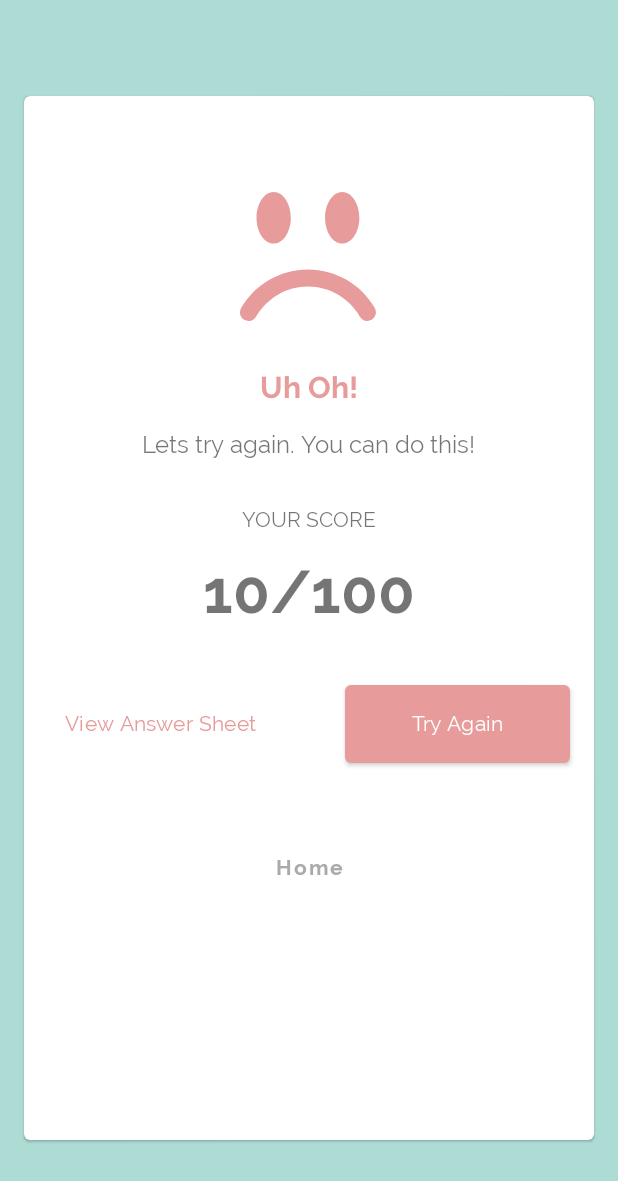
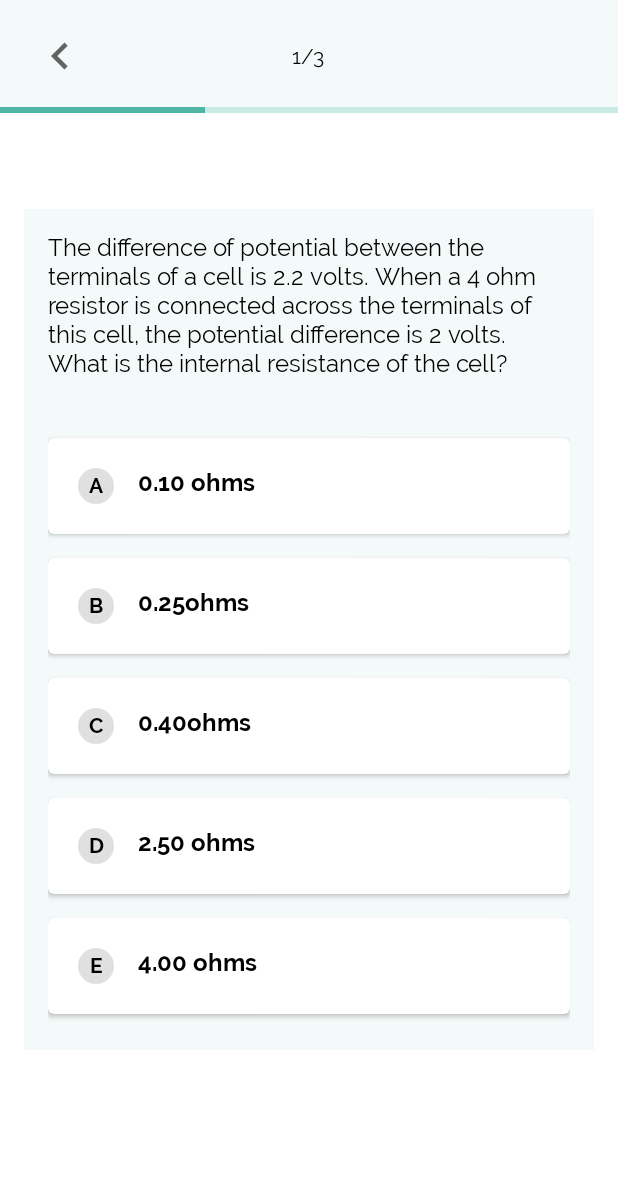
Before and after one commit to TobiAlbert/Prepsy, an Android app: the screen it shows after launch (HomeActivity), after a tap on "VIEW QUESTIONS", on a phone screen of 412 x 824 dp. Shown: the top 1181 px of the screen. Run offline under Robolectric (Android 15) with nearby library versions, the phone set to English and light mode, and no system bars.

Commit message:
Feat: Create UI for Question Page.

```diff
--- a/app/build.gradle
+++ b/app/build.gradle
@@ -1,6 +1,7 @@
 plugins {
     id 'com.android.application'
     id 'kotlin-android'
+    id 'kotlin-android-extensions'
 }
 
 android {
@@ -51,4 +52,7 @@ dependencies {
     // android jetpack navigation
     implementation "androidx.navigation:navigation-fragment-ktx:$jetpackNavigation"
     implementation "androidx.navigation:navigation-ui-ktx:$jetpackNavigation"
+
+    // view pager 2
+    implementation "androidx.viewpager2:viewpager2:$viewPager2"
 }
--- a/app/src/main/java/app/prepsy/ui/HomeFragment.kt
+++ b/app/src/main/java/app/prepsy/ui/HomeFragment.kt
@@ -71,7 +71,7 @@ class HomeFragment : Fragment() {
         }
 
         binding.viewQuestionsBtn.setOnClickListener {
-            findNavController().navigate(R.id.action_homeFragment_to_resultFragment)
+            findNavController().navigate(R.id.action_homeFragment_to_questionPageFragment)
         }
     }
 
--- /dev/null
+++ b/app/src/main/java/app/prepsy/ui/models/Question.kt
@@ -0,0 +1,74 @@
+package app.prepsy.ui.models
+
+import android.os.Parcelable
+import kotlinx.android.parcel.Parcelize
+
+@Parcelize
+data class Option(
+    val alphabet: String,
+    val text: String
+): Parcelable
+
+@Parcelize
+data class Question(
+    val text: String,
+    val options: List<Option>,
+    val answer: Option
+): Parcelable
+
+val answerOption1 = Option("A", "0.10 ohms")
+val answerOption2 = Option("C", "40%")
+val answerOption3 = Option("D", "Bulb is high densityand the bore islarge.")
+
+val questions = listOf(
+    Question(
+        "The difference of potential between the terminals of a cell is 2.2 volts. " +
+                "When a 4 ohm resistor is connected across the terminals of this cell, the " +
+                "potential difference is 2 volts. What is the internal " +
+                "resistance of the cell?",
+        options = listOf(
+            answerOption1,
+            Option(
+                "B",
+                "0.25ohms"
+            ),
+            Option(
+                "C",
+                "0.40ohms"
+            ),
+            Option(
+                "D",
+                "2.50 ohms"
+            ),
+            Option(
+                "E",
+                "4.00 ohms"
+            )
+        ),
+        answer = answerOption1
+    ),
+    Question(
+        "A machine has a velocity ratio of 5. It requires a " +
+                "50kg weight to overcome a 200kg weight. The " +
+                "efficiency is",
+        options = listOf(
+            Option("A", "4%"),
+            Option("B", "5%"),
+            answerOption2,
+            Option("D", "50%"),
+            Option("E", "80%")
+        ),
+        answer = answerOption2
+    ),
+    Question(
+        "A short response time is obtained in a liquid-in-glass thermometer when the",
+        options = listOf(
+            Option("A", "Bulb is large and thick-walled."),
+            Option("B", "Stem is long and thin."),
+            Option("C", "Bulb is small and thick-walled."),
+            answerOption3,
+            Option("E", "Bulb is thin-walled and the liquid is a good conductor of heat.")
+        ),
+        answer = answerOption3
+    )
+)
--- /dev/null
+++ b/app/src/main/java/app/prepsy/ui/questions/QuestionFragment.kt
@@ -0,0 +1,58 @@
+package app.prepsy.ui.questions
+
+import android.os.Bundle
+import android.view.LayoutInflater
+import android.view.View
+import android.view.ViewGroup
+import androidx.fragment.app.Fragment
+import androidx.recyclerview.widget.LinearLayoutManager
+import app.prepsy.databinding.FragmentQuestionBinding
+import app.prepsy.ui.models.Question
+import app.prepsy.ui.questions.adapters.OptionAdapter
+
+// the fragment initialization parameters, e.g. ARG_ITEM_NUMBER
+private const val ARG_PARAM1 = "param1"
+
+class QuestionFragment : Fragment() {
+    private var _binding: FragmentQuestionBinding? = null
+    private val binding get() = _binding!!
+
+    override fun onCreateView(
+        inflater: LayoutInflater, container: ViewGroup?,
+        savedInstanceState: Bundle?
+    ): View? {
+        _binding = FragmentQuestionBinding.inflate(inflater, container, false)
+        return binding.root
+    }
+
+    override fun onViewCreated(view: View, savedInstanceState: Bundle?) {
+        super.onViewCreated(view, savedInstanceState)
+        arguments?.takeIf { it.containsKey(ARG_PARAM1) }?.apply {
+            val question = this.getParcelable<Question>(ARG_PARAM1) ?: return@apply
+
+            // setup the ui
+            binding.questionText.text = question.text
+            binding.optionsRv.apply {
+                adapter = OptionAdapter(question.options)
+                layoutManager = LinearLayoutManager(requireContext())
+                setHasFixedSize(true)
+            }
+        }
+    }
+
+    override fun onDestroyView() {
+        super.onDestroyView()
+        _binding = null
+    }
+
+    companion object {
+        @JvmStatic
+        fun newInstance(question: Question): QuestionFragment  {
+            val fragment = QuestionFragment()
+            val bundle = Bundle().apply { putParcelable(ARG_PARAM1, question) }
+            fragment.arguments = bundle
+            return fragment
+        }
+    }
+
+}
--- /dev/null
+++ b/app/src/main/java/app/prepsy/ui/questions/QuestionPageFragment.kt
@@ -0,0 +1,55 @@
+package app.prepsy.ui.questions
+
+import android.os.Bundle
+import android.view.LayoutInflater
+import android.view.View
+import android.view.ViewGroup
+import androidx.core.content.ContextCompat
+import androidx.fragment.app.Fragment
+import androidx.navigation.fragment.findNavController
+import app.prepsy.R
+import app.prepsy.databinding.FragmentQuestionPageBinding
+import app.prepsy.ui.models.questions
+import app.prepsy.ui.questions.adapters.QuestionPageAdapter
+import app.prepsy.utils.onPageSelected
+
+class QuestionPageFragment : Fragment() {
+    private var _binding: FragmentQuestionPageBinding? = null
+    private val binding get() = _binding!!
+
+    override fun onCreateView(
+        inflater: LayoutInflater, container: ViewGroup?,
+        savedInstanceState: Bundle?
+    ): View? {
+        _binding = FragmentQuestionPageBinding.inflate(inflater, container, false)
+        return binding.root
+    }
+
+    override fun onViewCreated(view: View, savedInstanceState: Bundle?) {
+        requireActivity().window.statusBarColor =
+            ContextCompat.getColor(requireContext(), R.color.question_background)
+
+        val questionPageAdapter = QuestionPageAdapter(this@QuestionPageFragment, questions)
+        val numOfQuestions = questions.size
+        binding.questionProgressIndicator.max = numOfQuestions
+
+        binding.questionsViewPager.adapter = questionPageAdapter
+        binding.questionsViewPager.onPageSelected { position: Int ->
+            val currentQuestionIndex = position + 1
+            binding.questionProgressIndicator.progress = currentQuestionIndex
+            binding.questionNumber.text =
+                getString(R.string.page_question_number, currentQuestionIndex, numOfQuestions)
+        }
+
+        binding.homeBackBtn.setOnClickListener {
+            findNavController().navigate(
+                R.id.action_questionPageFragment_to_homeFragment
+            )
+        }
+    }
+
+    override fun onDestroyView() {
+        super.onDestroyView()
+        _binding = null
+    }
+}
--- /dev/null
+++ b/app/src/main/java/app/prepsy/ui/questions/adapters/OptionAdapter.kt
@@ -0,0 +1,20 @@
+package app.prepsy.ui.questions.adapters
+
+import android.view.LayoutInflater
+import android.view.ViewGroup
+import androidx.recyclerview.widget.RecyclerView
+import app.prepsy.databinding.ListItemQuestionOptionsBinding
+import app.prepsy.ui.models.Option
+
+class OptionAdapter(private val options: List<Option>) : RecyclerView.Adapter<OptionViewHolder>() {
+
+    override fun onCreateViewHolder(parent: ViewGroup, viewType: Int): OptionViewHolder {
+        val inflater = LayoutInflater.from(parent.context)
+        val binding = ListItemQuestionOptionsBinding.inflate(inflater, parent, false)
+        return OptionViewHolder(binding)
+    }
+
+    override fun getItemCount(): Int = options.size
+
+    override fun onBindViewHolder(holder: OptionViewHolder, position: Int) = holder.bind(options[position])
+}
--- /dev/null
+++ b/app/src/main/java/app/prepsy/ui/questions/adapters/OptionViewHolder.kt
@@ -0,0 +1,16 @@
+package app.prepsy.ui.questions.adapters
+
+import androidx.recyclerview.widget.RecyclerView
+import app.prepsy.databinding.ListItemQuestionOptionsBinding
+import app.prepsy.ui.models.Option
+
+class OptionViewHolder(
+    private val binding: ListItemQuestionOptionsBinding
+) : RecyclerView.ViewHolder(binding.root) {
+
+    fun bind(option: Option) = with(binding) {
+        questionOptionAlphabet.text = option.alphabet
+        questionOptionText.text = option.text
+        Unit
+    }
+}
--- /dev/null
+++ b/app/src/main/java/app/prepsy/ui/questions/adapters/QuestionPageAdapter.kt
@@ -0,0 +1,18 @@
+package app.prepsy.ui.questions.adapters
+
+import android.util.Log
+import androidx.fragment.app.Fragment
+import androidx.viewpager2.adapter.FragmentStateAdapter
+import app.prepsy.ui.models.Question
+import app.prepsy.ui.questions.QuestionFragment
+
+class QuestionPageAdapter(fragment: Fragment, private val questions: List<Question>) : FragmentStateAdapter(fragment) {
+
+    override fun getItemCount(): Int = questions.size
+
+    override fun createFragment(position: Int): Fragment {
+        Log.i("QuestionPageAdapter", "Creating fragment at position: $position")
+        return QuestionFragment.newInstance(questions[position])
+    }
+
+}
--- a/app/src/main/java/app/prepsy/utils/Ext.kt
+++ b/app/src/main/java/app/prepsy/utils/Ext.kt
@@ -2,9 +2,26 @@ package app.prepsy.utils
 
 import android.content.Context
 import android.content.Intent
+import androidx.annotation.ColorRes
 import androidx.appcompat.app.AppCompatActivity
+import androidx.core.content.ContextCompat
+import androidx.fragment.app.Fragment
+import androidx.viewpager2.widget.ViewPager2
 
 // Activity / Context Extensions
 inline fun <reified T: AppCompatActivity> Context.startActivity() {
     this.startActivity(Intent(this, T::class.java))
 }
+
+fun Fragment.getColorCompat(@ColorRes color: Int) = this.requireContext().getColorCompat(color)
+fun Context.getColorCompat(@ColorRes color: Int) = ContextCompat.getColor(this, color)
+
+// View Pager Extensions
+fun ViewPager2.onPageSelected(callback: (position: Int) -> Unit) {
+    this.registerOnPageChangeCallback(object: ViewPager2.OnPageChangeCallback() {
+        override fun onPageSelected(position: Int) {
+            super.onPageSelected(position)
+            callback(position)
+        }
+    })
+}
--- /dev/null
+++ b/app/src/main/res/drawable/ic_arrow_left.xml
@@ -0,0 +1,10 @@
+<vector xmlns:android="http://schemas.android.com/apk/res/android"
+    android:width="24dp"
+    android:height="24dp"
+    android:viewportWidth="24"
+    android:viewportHeight="24"
+    android:tint="?attr/colorControlNormal">
+  <path
+      android:fillColor="@android:color/white"
+      android:pathData="M15.41,7.41L14,6l-6,6 6,6 1.41,-1.41L10.83,12z"/>
+</vector>
--- /dev/null
+++ b/app/src/main/res/drawable/question_option_background.xml
@@ -0,0 +1,14 @@
+<?xml version="1.0" encoding="utf-8"?>
+<shape
+    xmlns:android="http://schemas.android.com/apk/res/android"
+    android:shape="rectangle">
+
+    <corners android:radius="12dp"/>
+
+    <size
+        android:width="24dp"
+        android:height="24dp"/>
+
+    <solid android:color="@color/options_alphabet_background"/>
+
+</shape>
--- /dev/null
+++ b/app/src/main/res/layout/fragment_question.xml
@@ -0,0 +1,31 @@
+<?xml version="1.0" encoding="utf-8"?>
+<LinearLayout
+    xmlns:android="http://schemas.android.com/apk/res/android"
+    xmlns:tools="http://schemas.android.com/tools"
+    android:layout_width="match_parent"
+    android:layout_height="wrap_content"
+    android:background="@color/question_background"
+    android:orientation="vertical"
+    android:layout_marginStart="@dimen/activity_vertical_margin"
+    android:layout_marginEnd="@dimen/activity_vertical_margin"
+    android:layout_marginBottom="@dimen/activity_vertical_margin"
+    android:layout_marginTop="@dimen/question_margin_top"
+    android:padding="@dimen/question_padding"
+    tools:context=".ui.questions.QuestionFragment">
+
+    <TextView
+        android:id="@+id/questionText"
+        android:layout_width="match_parent"
+        android:layout_height="wrap_content"
+        android:textSize="16sp"
+        android:textColor="@color/black"
+        tools:text="A short response time is obtained in a liquid-in-glass thermometer when the"/>
+
+    <androidx.recyclerview.widget.RecyclerView
+        android:id="@+id/optionsRv"
+        android:layout_marginTop="32dp"
+        android:layout_width="match_parent"
+        android:layout_height="wrap_content"
+        tools:listitem="@layout/list_item_question_options"
+        tools:itemCount="4"/>
+</LinearLayout>
--- /dev/null
+++ b/app/src/main/res/layout/fragment_question_page.xml
@@ -0,0 +1,56 @@
+<?xml version="1.0" encoding="utf-8"?>
+<LinearLayout xmlns:android="http://schemas.android.com/apk/res/android"
+    xmlns:tools="http://schemas.android.com/tools"
+    android:layout_width="match_parent"
+    android:layout_height="match_parent"
+    xmlns:app="http://schemas.android.com/apk/res-auto"
+    android:orientation="vertical"
+    tools:context=".ui.questions.QuestionPageFragment">
+
+    <RelativeLayout
+        android:layout_width="match_parent"
+        android:background="@color/question_background"
+        android:layout_height="75dp">
+
+        <ImageView
+            android:id="@+id/homeBackBtn"
+            android:layout_width="48dp"
+            android:layout_height="48dp"
+            android:padding="6dp"
+            android:layout_marginStart="16dp"
+            android:layout_centerVertical="true"
+            android:background="?attr/selectableItemBackgroundBorderless"
+            android:clickable="true"
+            android:contentDescription="@string/go_back_to_home_screen"
+            android:src="@drawable/ic_arrow_left"
+            android:focusable="true" />
+
+        <TextView
+            android:id="@+id/questionNumber"
+            android:layout_width="wrap_content"
+            android:layout_height="wrap_content"
+            android:layout_centerInParent="true"
+            android:textColor="@color/black"
+            tools:text="23/40"/>
+
+        <com.google.android.material.progressindicator.LinearProgressIndicator
+            android:id="@+id/questionProgressIndicator"
+            android:layout_width="match_parent"
+            android:layout_height="wrap_content"
+            android:indeterminate="false"
+            app:indicatorColor="@color/question_progress_indicator"
+            android:layout_alignParentBottom="true"
+            tools:progress="23"
+            tools:max="40"/>
+
+    </RelativeLayout>
+
+    <androidx.viewpager2.widget.ViewPager2
+        android:id="@+id/questionsViewPager"
+        android:layout_marginStart="@dimen/activity_vertical_margin"
+        android:layout_marginEnd="@dimen/activity_vertical_margin"
+        android:layout_marginTop="@dimen/question_margin_top"
+        android:layout_width="match_parent"
+        android:layout_height="wrap_content"
+        tools:context=".ui.questions.QuestionPageFragment"/>
+</LinearLayout>
--- /dev/null
+++ b/app/src/main/res/layout/list_item_question_options.xml
@@ -0,0 +1,40 @@
+<?xml version="1.0" encoding="utf-8"?>
+<androidx.cardview.widget.CardView
+    xmlns:android="http://schemas.android.com/apk/res/android"
+    xmlns:tools="http://schemas.android.com/tools"
+    android:layout_width="match_parent"
+    xmlns:app="http://schemas.android.com/apk/res-auto"
+    android:background="@color/white"
+    android:layout_marginBottom="8dp"
+    android:layout_marginTop="8dp"
+    android:orientation="vertical"
+    android:layout_height="wrap_content"
+    app:cardCornerRadius="4dp">
+
+    <RelativeLayout
+        android:padding="20dp"
+        android:layout_width="match_parent"
+        android:layout_height="wrap_content">
+
+        <TextView
+            android:id="@+id/questionOptionAlphabet"
+            android:layout_width="wrap_content"
+            android:layout_height="wrap_content"
+            android:textStyle="bold"
+            android:gravity="center"
+            android:background="@drawable/question_option_background"
+            android:textColor="@color/black"
+            tools:text="A"/>
+
+        <TextView
+            android:id="@+id/questionOptionText"
+            android:layout_toEndOf="@+id/questionOptionAlphabet"
+            android:layout_marginStart="16dp"
+            android:layout_width="wrap_content"
+            android:layout_height="wrap_content"
+            android:textSize="16sp"
+            android:textColor="@color/black"
+            android:textStyle="bold"
+            tools:text="Bulb is thin-walled and the liquid is a good conductor of heat."/>
+    </RelativeLayout>
+</androidx.cardview.widget.CardView>
--- a/app/src/main/res/navigation/nav_graph.xml
+++ b/app/src/main/res/navigation/nav_graph.xml
@@ -10,8 +10,8 @@
         android:name="app.prepsy.ui.HomeFragment"
         android:label="HomeFragment" >
         <action
-            android:id="@+id/action_homeFragment_to_resultFragment"
-            app:destination="@id/resultFragment" />
+            android:id="@+id/action_homeFragment_to_questionPageFragment"
+            app:destination="@id/questionPageFragment" />
     </fragment>
     <fragment
         android:id="@+id/resultFragment"
@@ -30,4 +30,16 @@
         android:name="app.prepsy.ui.answers.AnswerFragment"
         android:label="fragment_answer"
         tools:layout="@layout/fragment_answer" />
+    <fragment
+        android:id="@+id/questionPageFragment"
+        android:name="app.prepsy.ui.questions.QuestionPageFragment"
+        android:label="fragment_question_page"
+        tools:layout="@layout/fragment_question_page" >
+        <action
+            android:id="@+id/action_questionPageFragment_to_resultFragment"
+            app:destination="@id/resultFragment" />
+        <action
+            android:id="@+id/action_questionPageFragment_to_homeFragment"
+            app:destination="@id/homeFragment" />
+    </fragment>
 </navigation>
--- a/app/src/main/res/values/colors.xml
+++ b/app/src/main/res/values/colors.xml
@@ -9,8 +9,11 @@
     <color name="white">#FFFFFFFF</color>
 
     <color name="button_green">#4FB5A4</color>
+    <color name="question_progress_indicator">#4FB5A4</color>
     <color name="button_red">#E79B9B</color>
     <color name="background_green">#ACDCD4</color>
     <color name="splash_background_yellow">#F3E863</color>
     <color name="gray">@android:color/darker_gray</color>
+    <color name="question_background">#F4FAF9</color>
+    <color name="options_alphabet_background">#E0E0E0</color>
 </resources>
--- a/app/src/main/res/values/dimens.xml
+++ b/app/src/main/res/values/dimens.xml
@@ -6,4 +6,6 @@
     <dimen name="card_corner_radius">4dp</dimen>
     <dimen name="results_drawable_margin_top">64dp</dimen>
     <dimen name="result_card_elevation">4dp</dimen>
+    <dimen name="question_margin_top">64dp</dimen>
+    <dimen name="question_padding">16dp</dimen>
 </resources>
--- a/app/src/main/res/values/strings.xml
+++ b/app/src/main/res/values/strings.xml
@@ -18,4 +18,7 @@
     <string name="result_try_again_title">Uh Oh!</string>
     <string name="result_try_again_message">Lets try again. You can do this!</string>
     <string name="answer_sheet">Answer Sheet</string>
+    <string name="hello_blank_fragment">Hello blank fragment</string>
+    <string name="go_back_to_home_screen">Go Back to Home Screen</string>
+    <string name="page_question_number">%d/%d</string>
 </resources>
--- a/versions.gradle
+++ b/versions.gradle
@@ -1,3 +1,4 @@
 ext {
     jetpackNavigation = "2.3.3"
+    viewPager2 = "1.0.0"
 }
```
